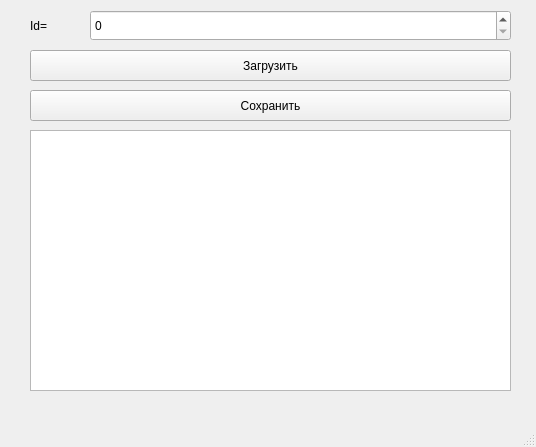
Before: the Qt Designer form main.ui in Natasha-rare/Coffee, drawn with Qt 5.
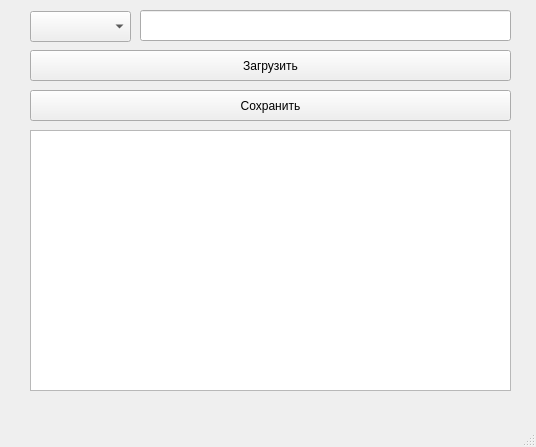
After: the same form once the commit is applied.

Commit message: Добавлена возможность изменения условия поиска, в таблице высвечиваются все результаты. Сохранение изменений пока не работает

What changed in the file:
```diff
--- a/main.ui
+++ b/main.ui
@@ -50,27 +50,24 @@
      <string>Сохранить</string>
     </property>
    </widget>
-   <widget class="QSpinBox" name="spinBox">
-    <property name="geometry">
-     <rect>
-      <x>90</x>
-      <y>10</y>
-      <width>421</width>
-      <height>31</height>
-     </rect>
-    </property>
-   </widget>
-   <widget class="QLabel" name="label">
+   <widget class="QComboBox" name="comboBox">
     <property name="geometry">
      <rect>
       <x>30</x>
-      <y>10</y>
-      <width>71</width>
+      <y>11</y>
+      <width>101</width>
       <height>31</height>
      </rect>
     </property>
-    <property name="text">
-     <string>Id=</string>
+   </widget>
+   <widget class="QLineEdit" name="lineEdit">
+    <property name="geometry">
+     <rect>
+      <x>140</x>
+      <y>10</y>
+      <width>371</width>
+      <height>31</height>
+     </rect>
     </property>
    </widget>
   </widget>
```
Left out of the diff: 4 changed lines with no effect on the pictures. The commit also changes 2 other files.
